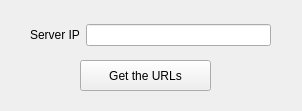
The window that client_2/widget.ui (avanna501/server_client) describes before a commit, drawn with Qt 5.
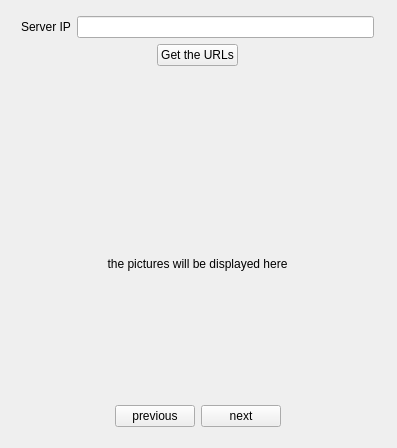
The same window after the commit.

What changed in the file:
```diff
--- a/client_2/widget.ui
+++ b/client_2/widget.ui
@@ -6,45 +6,158 @@
    <rect>
     <x>0</x>
     <y>0</y>
-    <width>302</width>
-    <height>111</height>
+    <width>397</width>
+    <height>448</height>
    </rect>
   </property>
   <property name="windowTitle">
    <string>Widget</string>
   </property>
-  <widget class="QPushButton" name="pushButton_getURLs">
+  <widget class="QWidget" name="">
    <property name="geometry">
     <rect>
-     <x>80</x>
-     <y>60</y>
-     <width>131</width>
-     <height>31</height>
+     <x>21</x>
+     <y>16</y>
+     <width>353</width>
+     <height>411</height>
     </rect>
    </property>
-   <property name="text">
-    <string>Get the URLs</string>
-   </property>
-  </widget>
-  <widget class="QWidget" name="layoutWidget">
-   <property name="geometry">
-    <rect>
-     <x>30</x>
-     <y>20</y>
-     <width>241</width>
-     <height>30</height>
-    </rect>
-   </property>
-   <layout class="QHBoxLayout" name="horizontalLayout">
+   <layout class="QVBoxLayout" name="verticalLayout">
     <item>
-     <widget class="QLabel" name="label">
+     <layout class="QHBoxLayout" name="horizontalLayout">
+      <item>
+       <widget class="QLabel" name="label">
+        <property name="text">
+         <string>Server IP</string>
+        </property>
+       </widget>
+      </item>
+      <item>
+       <widget class="QLineEdit" name="server_ip_line"/>
+      </item>
+     </layout>
+    </item>
+    <item>
+     <layout class="QHBoxLayout" name="horizontalLayout_2">
+      <item>
+       <spacer name="horizontalSpacer_2">
+        <property name="orientation">
+         <enum>Qt::Horizontal</enum>
+        </property>
+        <property name="sizeHint" stdset="0">
+         <size>
+          <width>40</width>
+          <height>20</height>
+         </size>
+        </property>
+       </spacer>
+      </item>
+      <item>
+       <widget class="QPushButton" name="pushButton_getURLs">
+        <property name="text">
+         <string>Get the URLs</string>
+        </property>
+       </widget>
+      </item>
+      <item>
+       <spacer name="horizontalSpacer">
+        <property name="orientation">
+         <enum>Qt::Horizontal</enum>
+        </property>
+        <property name="sizeHint" stdset="0">
+         <size>
+          <width>40</width>
+          <height>20</height>
+         </size>
+        </property>
+       </spacer>
+      </item>
+     </layout>
+    </item>
+    <item>
+     <spacer name="verticalSpacer">
+      <property name="orientation">
+       <enum>Qt::Vertical</enum>
+      </property>
+      <property name="sizeHint" stdset="0">
+       <size>
+        <width>218</width>
+        <height>18</height>
+       </size>
+      </property>
+     </spacer>
+    </item>
+    <item>
+     <widget class="QLabel" name="pic_label">
+      <property name="minimumSize">
+       <size>
+        <width>351</width>
+        <height>271</height>
+       </size>
+      </property>
+      <property name="layoutDirection">
+       <enum>Qt::LeftToRight</enum>
+      </property>
+      <property name="autoFillBackground">
+       <bool>true</bool>
+      </property>
       <property name="text">
-       <string>Server IP</string>
+       <string>the pictures will be displayed here</string>
+      </property>
+      <property name="scaledContents">
+       <bool>false</bool>
+      </property>
+      <property name="alignment">
+       <set>Qt::AlignCenter</set>
+      </property>
+      <property name="wordWrap">
+       <bool>false</bool>
       </property>
      </widget>
     </item>
     <item>
-     <widget class="QLineEdit" name="server_ip_line"/>
+     <layout class="QHBoxLayout" name="horizontalLayout_3">
+      <item>
+       <spacer name="horizontalSpacer_4">
+        <property name="orientation">
+         <enum>Qt::Horizontal</enum>
+        </property>
+        <property name="sizeHint" stdset="0">
+         <size>
+          <width>40</width>
+          <height>20</height>
+         </size>
+        </property>
+       </spacer>
+      </item>
+      <item>
+       <widget class="QPushButton" name="previous_Button">
+        <property name="text">
+         <string>previous</string>
+        </property>
+       </widget>
+      </item>
+      <item>
+       <widget class="QPushButton" name="next_Button">
+        <property name="text">
+         <string>next</string>
+        </property>
+       </widget>
+      </item>
+      <item>
+       <spacer name="horizontalSpacer_3">
+        <property name="orientation">
+         <enum>Qt::Horizontal</enum>
+        </property>
+        <property name="sizeHint" stdset="0">
+         <size>
+          <width>40</width>
+          <height>20</height>
+         </size>
+        </property>
+       </spacer>
+      </item>
+     </layout>
     </item>
    </layout>
   </widget>
```
Left out of the diff: 19 changed lines with no effect on the pictures.
